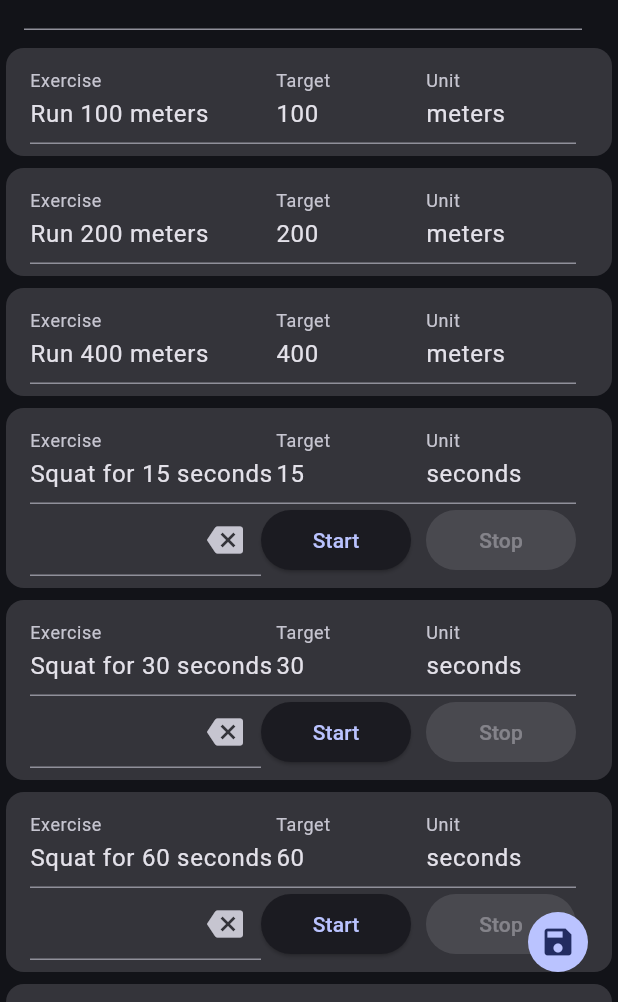
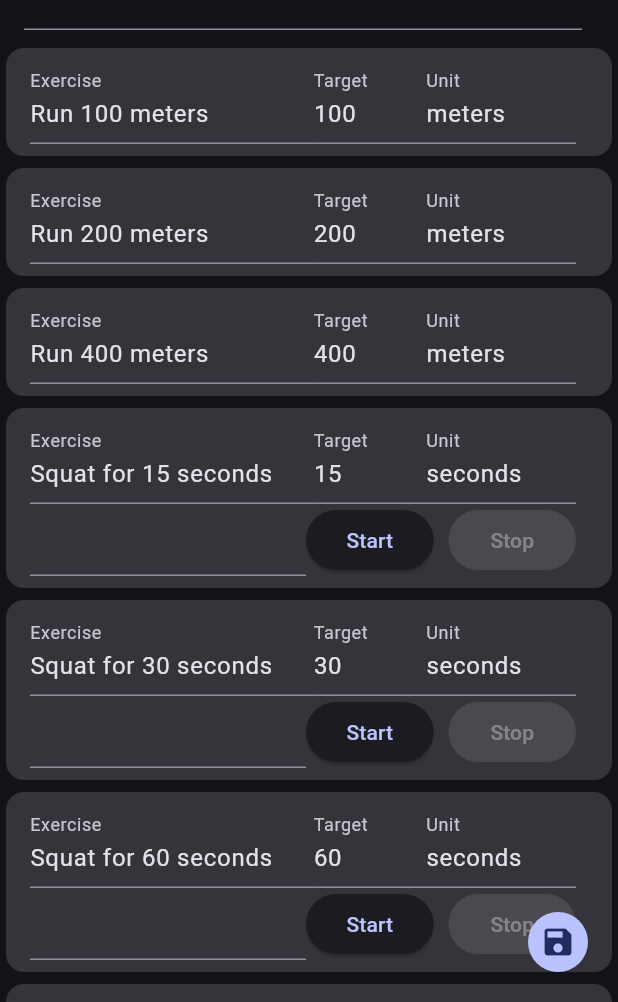
Before and after one commit to ngoantho/flutter-workout-app, a Flutter app: the screen it shows after launch, on a phone screen of 412 x 824 dp, the part 234-1236 px from its top. Run offline on Flutter 3.47's test engine with Material 3 defaults, Android fonts, the phone set to English and light mode, and no system bars; missing offline and left inert: date_only.

Commit message:
checkpoint: stopwatch input

```diff
--- a/lib/models/output.dart
+++ b/lib/models/output.dart
@@ -33,5 +33,5 @@ extension ControllerToOutput on TextEditingController {
     text = currentOutput.toString();
   }
 
-  int get output => int.parse(text.toString());
+  int get output => text.toOutput().value;
 }
--- a/lib/pages/workout_recording/methods/stopwatch_method.dart
+++ b/lib/pages/workout_recording/methods/stopwatch_method.dart
@@ -1,4 +1,5 @@
 import 'dart:async';
+import 'dart:io';
 
 import 'package:flutter/material.dart';
 import 'package:homework/classes/disabled_focus_node.dart';
@@ -20,12 +21,12 @@ class _StopwatchMethodState extends State<StopwatchMethod> {
   @override
   void initState() {
     super.initState();
+
     stopwatch = Stopwatch();
-    timer = Timer.periodic(Duration(milliseconds: 100), (timer) {
+    timer = Timer.periodic(Duration(seconds: 1), (timer) {
       if (stopwatch.isRunning) {
         setState(() {
           widget.actualOutputController.output = stopwatch.elapsed.inSeconds;
-          debugPrint('running: ${widget.actualOutputController.output}');
         });
       }
     });
@@ -33,25 +34,42 @@ class _StopwatchMethodState extends State<StopwatchMethod> {
 
   @override
   Widget build(BuildContext context) {
-    return Row(children: [
-      Expanded(child: TextFormField(
-        controller: widget.actualOutputController,
-        // focusNode: DisabledFocusNode(),
-        decoration: InputDecoration(
-          suffixText: 'seconds',
-          suffixIcon: IconButton(onPressed: widget.actualOutputController.clear, icon: Icon(Icons.backspace))
-        )
-      )),
-      SizedBox(
-        width: 100,
-        child: ElevatedButton(onPressed: stopwatch.isRunning ? null : startStopwatch, child: Text('Start'))
-      ),
-      SizedBox(width: 10,),
-      SizedBox(
-        width: 100,
-        child: ElevatedButton(onPressed: stopwatch.isRunning ? stopStopwatch : null, child: Text('Stop'))
-      )
-    ],);
+    return Row(
+      children: [
+        Expanded(
+            child: TextFormField(
+                controller: widget.actualOutputController,
+                focusNode: DisabledFocusNode(),
+                decoration: widget.actualOutputController.text != ''
+                    ? InputDecoration(
+                        suffixText: 'seconds',
+                        suffixIcon: IconButton(
+                            onPressed: resetStopwatch,
+                            icon: Icon(Icons.backspace)))
+                    : null)),
+        SizedBox(
+            width: 85,
+            child: ElevatedButton(
+                onPressed: stopwatch.isRunning ? null : startStopwatch,
+                child: Text('Start'))),
+        SizedBox(
+          width: 10,
+        ),
+        SizedBox(
+            width: 85,
+            child: ElevatedButton(
+                onPressed: stopwatch.isRunning ? stopStopwatch : null,
+                child: Text('Stop')))
+      ],
+    );
+  }
+
+  void resetStopwatch() {
+    setState(() {
+      stopwatch.stop();
+      stopwatch.reset();
+      widget.actualOutputController.clear();
+    });
   }
 
   void startStopwatch() {
--- a/lib/pages/workout_recording/workout_recording_card.dart
+++ b/lib/pages/workout_recording/workout_recording_card.dart
@@ -27,7 +27,7 @@ class _WorkoutRecordingCardState extends State<WorkoutRecordingCard> {
                   child: ReadonlyTextField(
                       labelText: 'Exercise', value: widget.exercise.name)),
               SizedBox(
-                  width: 100,
+                  width: 75,
                   child: ReadonlyTextField(
                       labelText: 'Target',
                       value: widget.exercise.targetOutput.toString())),
```
